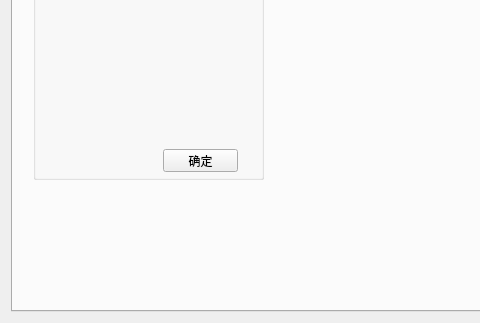
Qt form ruralcooperativedictionary.ui (histest/his) before a commit; both pictures show x 0 to 480 and y 118 to 441 of the 829 by 441 pixel window.
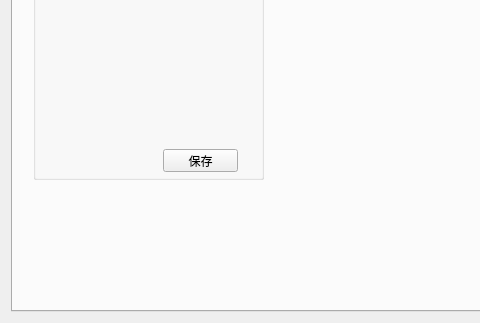
The same form after that commit. The open tabs and pages were chosen to show the change.

The edit to the form file:
```diff
--- a/ruralcooperativedictionary.ui
+++ b/ruralcooperativedictionary.ui
@@ -149,7 +149,7 @@
          </rect>
         </property>
         <property name="text">
-         <string>确定</string>
+         <string>保存</string>
         </property>
        </widget>
        <widget class="QWidget" name="layoutWidget">
```
Left out of the diff: 6 changed lines with no effect on the pictures.
